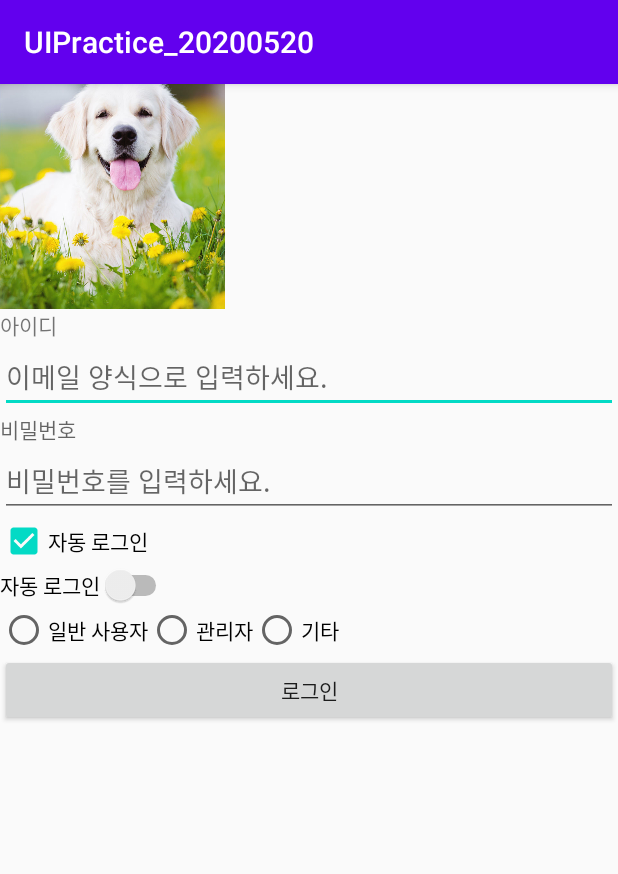
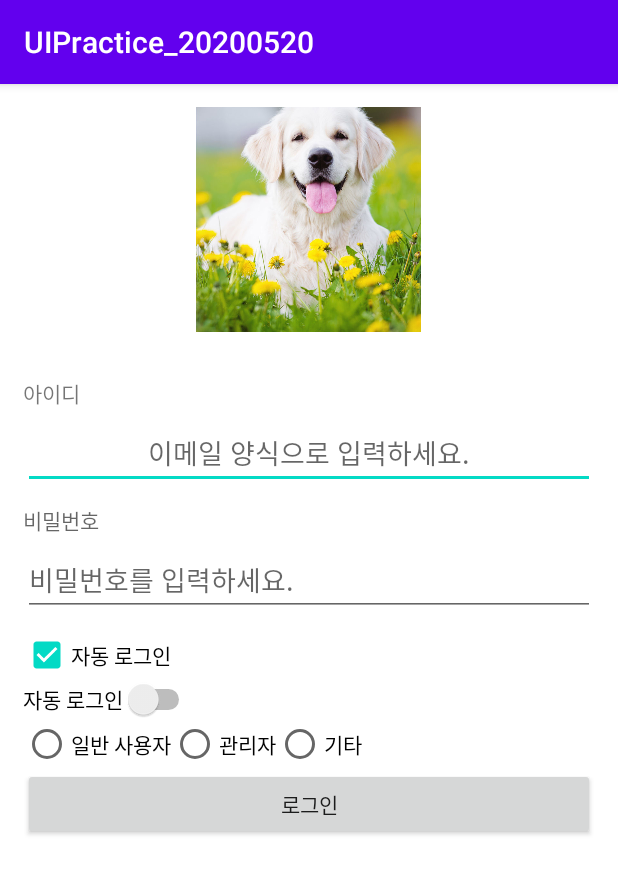
Before and after one commit to dani0907/UIPractice_20200520, an Android app: the screen it shows after launch (MainActivity), on a phone screen of 412 x 824 dp. Shown: the top 874 px of the screen. Run offline under Robolectric (Android 15) with nearby library versions, the phone set to English and light mode, and no system bars.

Commit message:
margin/padding 사용 예시

```diff
--- a/app/src/main/res/layout/activity_main.xml
+++ b/app/src/main/res/layout/activity_main.xml
@@ -4,35 +4,48 @@
     xmlns:tools="http://schemas.android.com/tools"
     android:layout_width="match_parent"
     android:layout_height="match_parent"
+    android:background="#FFFFFF"
     android:orientation="vertical"
+    android:padding="15dp"
     tools:context=".MainActivity">
 
-    <ImageView
-        android:layout_width="150dp"
-        android:layout_height="150dp"
-        android:scaleType="centerCrop"
-        android:src="@drawable/retriever"/>
+    <LinearLayout
+        android:layout_width="match_parent"
+        android:layout_height="wrap_content"
+        android:gravity="center">
+        <ImageView
+            android:layout_width="150dp"
+            android:layout_height="150dp"
+            android:scaleType="centerCrop"
+            android:src="@drawable/retriever"/>
+    </LinearLayout>
 
     <TextView
+        android:layout_marginTop="30dp"
         android:layout_width="wrap_content"
         android:layout_height="wrap_content"
         android:text="아이디"/>
     <EditText
+        android:layout_marginTop="5dp"
         android:layout_width="match_parent"
         android:layout_height="wrap_content"
         android:hint="이메일 양식으로 입력하세요."
+        android:gravity="center"
         android:inputType="textEmailAddress"/>
     <TextView
+        android:layout_marginTop="10dp"
         android:layout_width="wrap_content"
         android:layout_height="wrap_content"
         android:hint="비밀번호" />
     <EditText
+        android:layout_marginTop="5dp"
         android:layout_width="match_parent"
         android:layout_height="wrap_content"
         android:hint="비밀번호를 입력하세요."
         android:inputType="textPassword"/>
 
     <CheckBox
+        android:layout_marginTop="10dp"
         android:layout_width="wrap_content"
         android:layout_height="wrap_content"
         android:text="자동 로그인"
```
